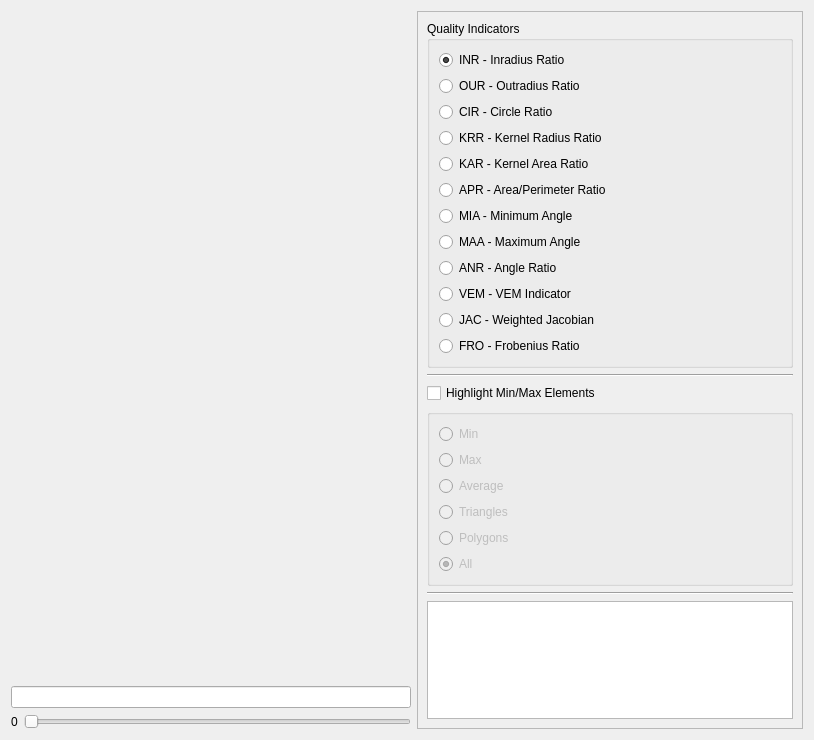
First picture: the form in src/meshmetricsgraphicwidget.ui, repository DanielaCabiddu/PEMesh.2, before the edit.
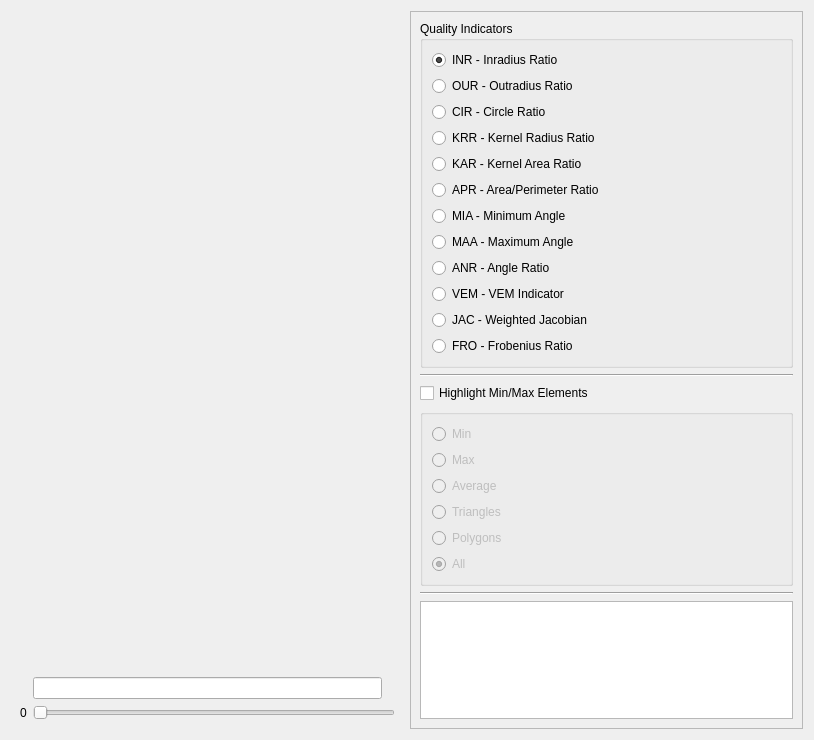
Second picture: the form after the edit. Custom widgets are drawn as their Qt base class.

Commit message: fix #15 & min/max labels in quality indicator localization

The edit to the form file:
```diff
--- a/src/meshmetricsgraphicwidget.ui
+++ b/src/meshmetricsgraphicwidget.ui
@@ -14,30 +14,7 @@
    <string>Form</string>
   </property>
   <layout class="QGridLayout" name="gridLayout">
-   <item row="3" column="0">
-    <widget class="QLabel" name="mesh_number_label">
-     <property name="text">
-      <string>0</string>
-     </property>
-     <property name="scaledContents">
-      <bool>true</bool>
-     </property>
-     <property name="wordWrap">
-      <bool>true</bool>
-     </property>
-     <property name="margin">
-      <number>8</number>
-     </property>
-    </widget>
-   </item>
-   <item row="3" column="1">
-    <widget class="QSlider" name="mesh_metrics_slider">
-     <property name="orientation">
-      <enum>Qt::Orientation::Horizontal</enum>
-     </property>
-    </widget>
-   </item>
-   <item row="0" column="2" rowspan="4">
+   <item row="0" column="3" rowspan="4">
     <widget class="QFrame" name="frame">
      <property name="minimumSize">
       <size>
@@ -241,16 +218,59 @@
      </layout>
     </widget>
    </item>
-   <item row="2" column="0" colspan="2">
-    <widget class="QLineEdit" name="colorbar">
-     <property name="readOnly">
-      <bool>true</bool>
-     </property>
+   <item row="0" column="1" rowspan="4">
+    <widget class="QWidget" name="widget" native="true">
+     <layout class="QGridLayout" name="gridLayout_2">
+      <item row="2" column="0">
+       <widget class="QLabel" name="mesh_number_label">
+        <property name="text">
+         <string>0</string>
+        </property>
+        <property name="scaledContents">
+         <bool>true</bool>
+        </property>
+        <property name="wordWrap">
+         <bool>true</bool>
+        </property>
+        <property name="margin">
+         <number>8</number>
+        </property>
+       </widget>
+      </item>
+      <item row="1" column="1">
+       <widget class="QLineEdit" name="colorbar">
+        <property name="readOnly">
+         <bool>true</bool>
+        </property>
+       </widget>
+      </item>
+      <item row="1" column="2">
+       <widget class="QLabel" name="max_label">
+        <property name="text">
+         <string/>
+        </property>
+       </widget>
+      </item>
+      <item row="0" column="0" colspan="3">
+       <widget class="cinolib::GLcanvasOld" name="mesh_metrics_canvas" native="true"/>
+      </item>
+      <item row="2" column="1" colspan="2">
+       <widget class="QSlider" name="mesh_metrics_slider">
+        <property name="orientation">
+         <enum>Qt::Orientation::Horizontal</enum>
+        </property>
+       </widget>
+      </item>
+      <item row="1" column="0">
+       <widget class="QLabel" name="min_label">
+        <property name="text">
+         <string/>
+        </property>
+       </widget>
+      </item>
+     </layout>
     </widget>
    </item>
-   <item row="0" column="0" rowspan="2" colspan="2">
-    <widget class="cinolib::GLcanvasOld" name="mesh_metrics_canvas" native="true"/>
-   </item>
   </layout>
  </widget>
  <customwidgets>
```
The commit also changes 1 other file.
